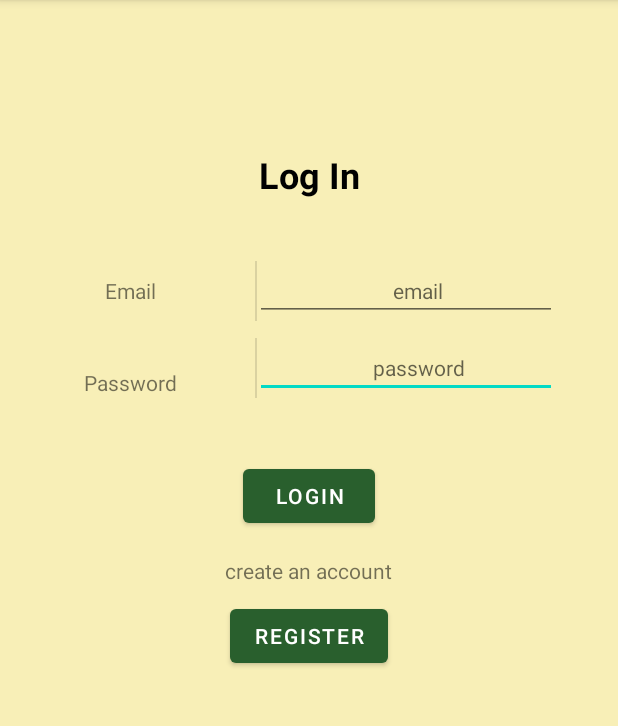
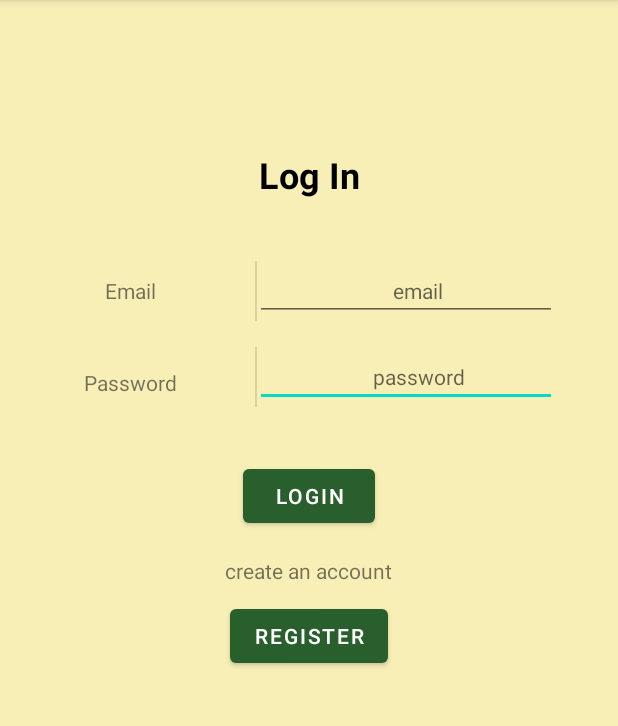
Before and after one commit to LinoHernandez/VeganBuddyApp, an Android app: the RegisterPage screen opened directly, with no data from a screen before it, on a phone screen of 412 x 824 dp, the part 84-810 px from its top. Run offline under Robolectric (Android 15) with nearby library versions, the phone set to English and light mode, and no system bars.

Commit message:
Update logregister_screen.xml

```diff
--- a/app/src/main/res/layout/logregister_screen.xml
+++ b/app/src/main/res/layout/logregister_screen.xml
@@ -44,8 +44,10 @@
                 android:layout_width="wrap_content"
                 android:layout_height="wrap_content"
                 android:layout_alignParentEnd="true"
+                android:layout_alignParentBottom="true"
                 android:layout_marginStart="17dp"
                 android:layout_marginEnd="40dp"
+                android:layout_marginBottom="15dp"
                 android:layout_toEndOf="@+id/textPassword"
                 android:ems="10"
                 android:hint="password"
```
